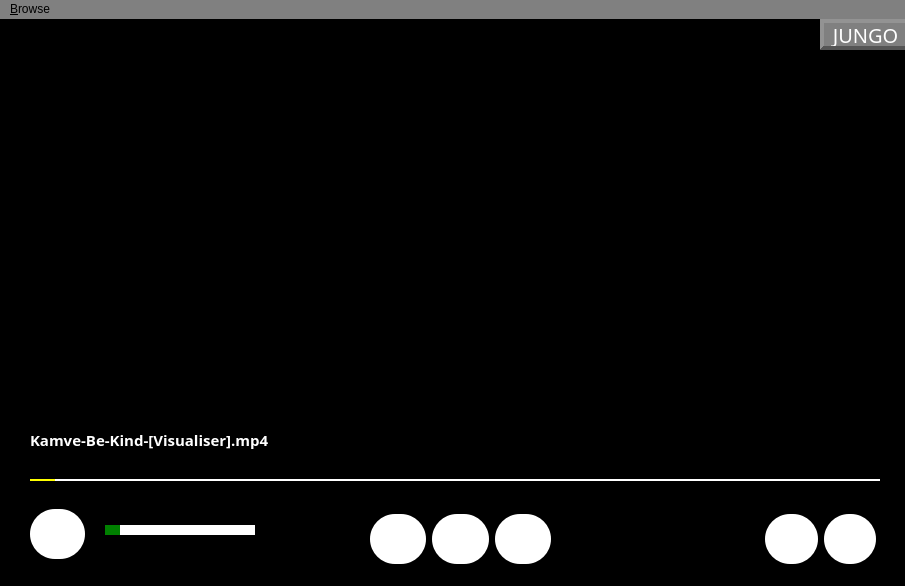
Old version of the form mainwindow.ui in the repository kamvegwij/Qt-Video-Player.
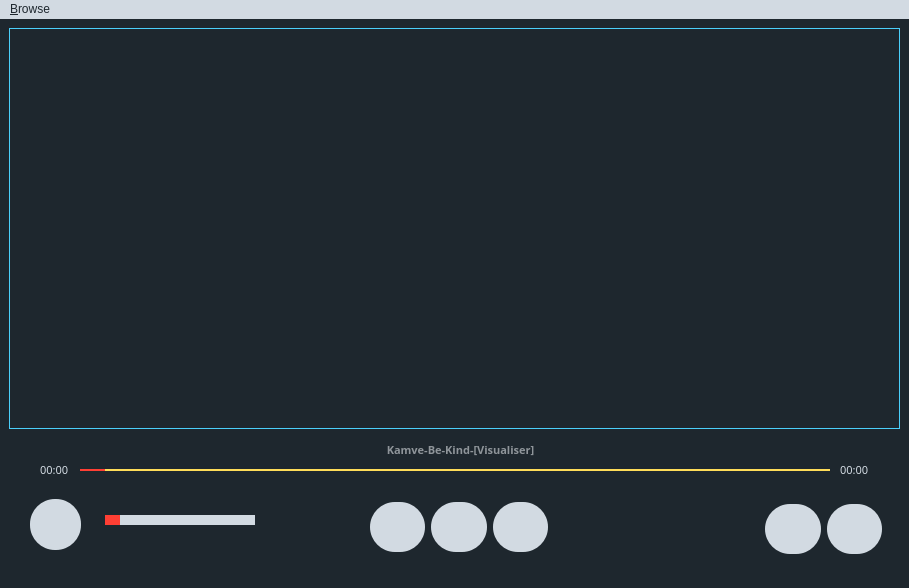
New version of the form.

Commit message: load and show video on screen

The edit to the form file:
```diff
--- a/mainwindow.ui
+++ b/mainwindow.ui
@@ -6,52 +6,25 @@
    <rect>
     <x>0</x>
     <y>0</y>
-    <width>905</width>
-    <height>586</height>
+    <width>909</width>
+    <height>588</height>
    </rect>
   </property>
   <property name="windowTitle">
    <string>MainWindow</string>
   </property>
   <property name="styleSheet">
-   <string notr="true">background-color: black;
+   <string notr="true">background-color: #1e272e;
 </string>
   </property>
   <widget class="QWidget" name="centralwidget">
-   <widget class="QSlider" name="progress_slider">
-    <property name="geometry">
-     <rect>
-      <x>10</x>
-      <y>450</y>
-      <width>891</width>
-      <height>22</height>
-     </rect>
-    </property>
-    <property name="styleSheet">
-     <string notr="true">QSlider::groove:horizontal{
-	height: 2px;
-	width: 850px;
-	background-color: white;
-}
-QSlider::handle:horizontal{
-	height: 2px;
-	width: 25px;
-	border: solid 1px red;
-	border-radius: 15%;
-	background-color: yellow;
-}</string>
-    </property>
-    <property name="orientation">
-     <enum>Qt::Horizontal</enum>
-    </property>
-   </widget>
    <widget class="QWidget" name="horizontalLayoutWidget">
     <property name="geometry">
      <rect>
       <x>370</x>
-      <y>490</y>
-      <width>181</width>
-      <height>61</height>
+      <y>480</y>
+      <width>178</width>
+      <height>56</height>
      </rect>
     </property>
     <layout class="QHBoxLayout" name="buttons_container">
@@ -62,7 +35,7 @@
 	height: 50px;
 	width: 50px;
 	border-radius: 25px;
-	background-color: white;
+	background-color: #d2dae2;
 }
 
 QPushButton:hover{
@@ -84,7 +57,7 @@
 	height: 50px;
 	width: 50px;
 	border-radius: 25px;
-	background-color: white;
+	background-color: #d2dae2;
 }
 
 QPushButton:hover{
@@ -106,7 +79,7 @@
 	height: 50px;
 	width: 50px;
 	border-radius: 25px;
-	background-color: white;
+	background-color: #d2dae2;
 }
 
 QPushButton:hover{
@@ -127,8 +100,8 @@
     <property name="geometry">
      <rect>
       <x>765</x>
-      <y>490</y>
-      <width>111</width>
+      <y>480</y>
+      <width>117</width>
       <height>61</height>
      </rect>
     </property>
@@ -140,7 +113,7 @@
 	height: 50px;
 	width: 50px;
 	border-radius: 25px;
-	background-color: white;
+	background-color: #d2dae2;
 }
 
 QPushButton:hover{
@@ -165,7 +138,7 @@
 	height: 50px;
 	width: 50px;
 	border-radius: 25px;
-	background-color: white;
+	background-color: #d2dae2;
 }
 
 QPushButton:hover{
@@ -189,9 +162,9 @@
     <property name="geometry">
      <rect>
       <x>30</x>
-      <y>490</y>
-      <width>55</width>
-      <height>50</height>
+      <y>480</y>
+      <width>51</width>
+      <height>51</height>
      </rect>
     </property>
     <property name="styleSheet">
@@ -199,7 +172,7 @@
 	height: 50px;
 	width: 50px;
 	border-radius: 25px;
-	background-color: white;
+	background-color: #d2dae2;
 }
 
 QPushButton:hover{
@@ -217,7 +190,7 @@
     <property name="geometry">
      <rect>
       <x>100</x>
-      <y>500</y>
+      <y>490</y>
       <width>160</width>
       <height>22</height>
      </rect>
@@ -226,82 +199,132 @@
      <string notr="true">QSlider::groove:horizontal{
 	height: 10px;
 	width: 150px;
-	background-color: white;
+	background-color: #d2dae2;
 }
 QSlider::handle:horizontal{
 	height: 10px;
 	width: 15px;
-	background-color: green;
+	background-color: #ff3f34;
 }</string>
     </property>
     <property name="orientation">
      <enum>Qt::Horizontal</enum>
     </property>
    </widget>
-   <widget class="QLabel" name="jungo_label">
+   <widget class="QGroupBox" name="video_container">
     <property name="geometry">
      <rect>
-      <x>820</x>
-      <y>0</y>
-      <width>91</width>
-      <height>31</height>
+      <x>9</x>
+      <y>9</y>
+      <width>891</width>
+      <height>401</height>
      </rect>
     </property>
+    <property name="styleSheet">
+     <string notr="true">border: 1px solid #4bcffa;
+color: #4bcffa;</string>
+    </property>
+    <property name="title">
+     <string/>
+    </property>
+   </widget>
+   <widget class="QSlider" name="progress_slider">
+    <property name="geometry">
+     <rect>
+      <x>80</x>
+      <y>440</y>
+      <width>751</width>
+      <height>22</height>
+     </rect>
+    </property>
+    <property name="styleSheet">
+     <string notr="true">QSlider::groove:horizontal{
+	height: 2px;
+	width: 750;
+	background-color: #ffdd59;
+}
+QSlider::handle:horizontal{
+	height: 2px;
+	width: 25px;
+	border-radius: 15%;
+	background-color: #ff3f34;
+}</string>
+    </property>
+    <property name="orientation">
+     <enum>Qt::Horizontal</enum>
+    </property>
+   </widget>
+   <widget class="QLabel" name="video_current_time_label">
+    <property name="geometry">
+     <rect>
+      <x>40</x>
+      <y>440</y>
+      <width>31</width>
+      <height>21</height>
+     </rect>
+    </property>
     <property name="font">
      <font>
-      <family>Bahnschrift Condensed</family>
-      <pointsize>15</pointsize>
+      <family>Bahnschrift Light</family>
+      <pointsize>8</pointsize>
       <bold>false</bold>
      </font>
     </property>
     <property name="styleSheet">
-     <string notr="true">color: white;
-background-color: grey;
-</string>
+     <string notr="true">color: #d2dae2;</string>
     </property>
-    <property name="frameShape">
-     <enum>QFrame::Panel</enum>
+    <property name="text">
+     <string>00:00</string>
     </property>
-    <property name="frameShadow">
-     <enum>QFrame::Raised</enum>
+   </widget>
+   <widget class="QLabel" name="video_end_time_label">
+    <property name="geometry">
+     <rect>
+      <x>840</x>
+      <y>440</y>
+      <width>31</width>
+      <height>21</height>
+     </rect>
     </property>
-    <property name="lineWidth">
-     <number>4</number>
+    <property name="font">
+     <font>
+      <family>Bahnschrift Light</family>
+      <pointsize>8</pointsize>
+      <bold>false</bold>
+     </font>
     </property>
-    <property name="midLineWidth">
-     <number>6</number>
+    <property name="styleSheet">
+     <string notr="true">color: #d2dae2;</string>
     </property>
     <property name="text">
-     <string>JUNGO</string>
-    </property>
-    <property name="alignment">
-     <set>Qt::AlignCenter</set>
-    </property>
-    <property name="wordWrap">
-     <bool>false</bool>
+     <string>00:00</string>
     </property>
    </widget>
    <widget class="QLabel" name="video_title_label">
     <property name="geometry">
      <rect>
-      <x>30</x>
-      <y>410</y>
-      <width>851</width>
+      <x>20</x>
+      <y>420</y>
+      <width>881</width>
       <height>21</height>
      </rect>
     </property>
     <property name="font">
      <font>
       <family>Bahnschrift Light</family>
-      <pointsize>11</pointsize>
+      <pointsize>8</pointsize>
       <bold>true</bold>
      </font>
     </property>
     <property name="styleSheet">
-     <string notr="true">color: white;</string>
+     <string notr="true">color: rgb(143, 149, 154);
+border: transparent;</string>
     </property>
     <property name="text">
-     <string>Kamve-Be-Kind-[Visualiser].mp4</string>
+     <string>Kamve-Be-Kind-[Visualiser]</string>
+    </property>
+    <property name="alignment">
+     <set>Qt::AlignCenter</set>
     </property>
    </widget>
   </widget>
@@ -310,12 +333,13 @@
     <rect>
      <x>0</x>
      <y>0</y>
-     <width>905</width>
+     <width>909</width>
      <height>26</height>
     </rect>
    </property>
    <property name="styleSheet">
-    <string notr="true">background-color: grey;</string>
+    <string notr="true">background-color: #d2dae2;
+color: #1e272e;</string>
    </property>
    <widget class="QMenu" name="menu_Browse">
     <property name="title">
```
Left out of the diff: 21 changed lines with no effect on the pictures. The commit also changes 27 other files.
